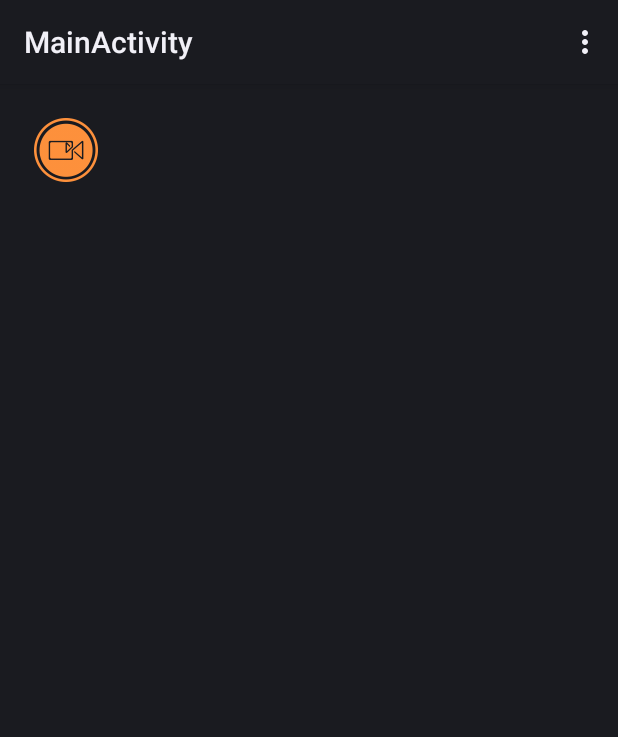
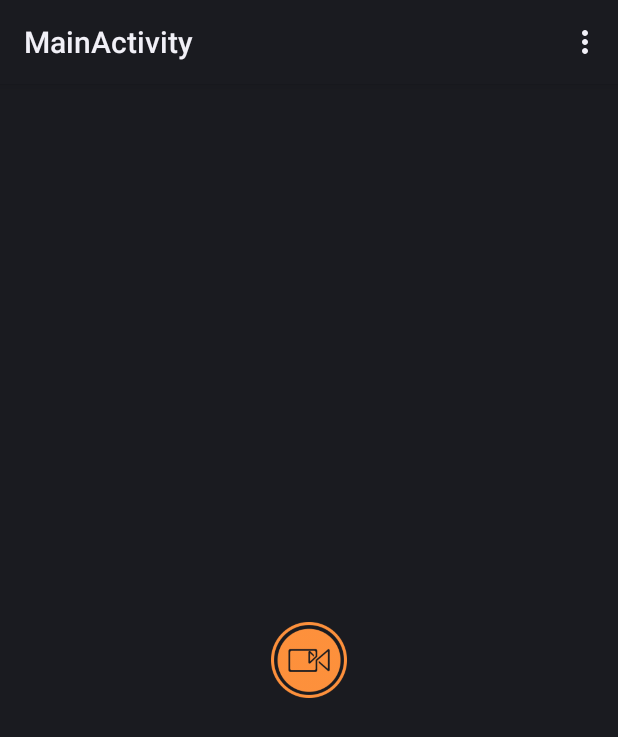
Before and after one commit to noproxy/CircularProgressView, an Android app: the screen it shows after launch (MainActivity), on a phone screen of 412 x 824 dp. Shown: the top 737 px of the screen. Run offline under Robolectric (Android 15) with nearby library versions, the phone set to English and light mode, and no system bars.

Commit message:
make it work

```diff
--- a/library/src/main/java/me/toxz/circularprogressview/library/Circle.java
+++ b/library/src/main/java/me/toxz/circularprogressview/library/Circle.java
@@ -2,10 +2,9 @@ package me.toxz.circularprogressview.library;
 
 import android.content.Context;
 import android.graphics.Canvas;
-import android.graphics.Color;
 import android.graphics.Paint;
 import android.graphics.RectF;
-import android.util.DisplayMetrics;
+import android.util.Log;
 import android.view.View;
 
 /**
@@ -13,8 +12,6 @@ import android.view.View;
  */
 class Circle extends View {
     private Paint mStrokePaint;
-    private RectF rect;
-    private int pix = 0;
     private float sweepAngle;
 
 
@@ -33,22 +30,7 @@ class Circle extends View {
         mStrokePaint.setStrokeWidth(mCircularProgressView.getStrokeSize());
         mStrokePaint.setStyle(Paint.Style.STROKE);
 
-        DisplayMetrics metrics = getContext().getResources().getDisplayMetrics();
-        int width = metrics.widthPixels;
-        int height = metrics.heightPixels;
-        float scarea = width * height;
-        pix = (int) Math.sqrt(scarea * 0.0217);
-
-        mStrokePaint.setAntiAlias(true);
-        mStrokePaint.setStyle(Paint.Style.STROKE);
-        mStrokePaint.setColor(Color.rgb(0, 161, 234));  //Edit this to change progress arc color.
-        mStrokePaint.setStrokeWidth(7);
-
-        float startx = (float) (pix * 0.05);
-        float endx = (float) (pix * 0.95);
-        float starty = (float) (pix * 0.05);
-        float endy = (float) (pix * 0.95);
-        rect = new RectF(startx, starty, endx, endy);
+        rect = new RectF();
 
     }
 
@@ -66,8 +48,11 @@ class Circle extends View {
 
     @Override
     protected void onMeasure(int widthMeasureSpec, int heightMeasureSpec) {
-        int desiredWidth = pix;
-        int desiredHeight = pix;
+        Log.i("Circle", "width: " + getWidth() + ", height: " + getHeight());
+        Log.i("Circle", "widthMeasureSpec: " + widthMeasureSpec + ", heightMeasureSpec: " + heightMeasureSpec);
+
+        int desiredWidth = 0;
+        int desiredHeight = 0;
         int widthMode = MeasureSpec.getMode(widthMeasureSpec);
         int widthSize = MeasureSpec.getSize(widthMeasureSpec);
         int heightMode = MeasureSpec.getMode(heightMeasureSpec);
@@ -95,12 +80,16 @@ class Circle extends View {
         }
 
 
-        setMeasuredDimension(width, height);
+        setMeasuredDimension(parentWidth, parentHeight);
     }
+
+    private RectF rect;
 
     @Override
     protected void onDraw(Canvas canvas) {
         super.onDraw(canvas);
+        rect.set(10, 10, parentWidth - 20, parentHeight - 20);
+
         canvas.drawArc(rect, -90, sweepAngle, false, mStrokePaint);
         if (sweepAngle < 360 && flag == 0) {
             invalidate();
@@ -114,4 +103,14 @@ class Circle extends View {
         }
     }
 
+    private int parentWidth = 0;
+    private int parentHeight = 0;
+
+    public void setParentHeight(int parentHeight) {
+        this.parentHeight = parentHeight;
+    }
+
+    public void setParentWidth(int parentWidth) {
+        this.parentWidth = parentWidth;
+    }
 }
--- a/library/src/main/java/me/toxz/circularprogressview/library/CircularProgressView.java
+++ b/library/src/main/java/me/toxz/circularprogressview/library/CircularProgressView.java
@@ -8,7 +8,7 @@ import android.graphics.Paint;
 import android.graphics.RectF;
 import android.graphics.drawable.Drawable;
 import android.util.AttributeSet;
-import android.util.DisplayMetrics;
+import android.util.Log;
 import android.view.View;
 import android.view.animation.*;
 import android.widget.FrameLayout;
@@ -18,7 +18,6 @@ import android.widget.ImageView;
  * Created by Carlos on 2015/4/15.
  */
 public class CircularProgressView extends FrameLayout {
-    public RectF rect;
     private int mStokeColor = R.color.default_stroke_color;
     private Circle mCircleView;
     private ImageView mFillView;
@@ -27,14 +26,12 @@ public class CircularProgressView extends FrameLayout {
     private Drawable mProgressDrawable = getResources().getDrawable(R.drawable.default_progress_drawable);
     private Drawable mEndDrawable = getResources().getDrawable(R.drawable.default_end_drawable);
     private Paint mFillPaint;
-    private int pix = 0;
     private ImageView mCenterImage;
     private AnimationSet in, out;
     private ScaleAnimation newScaleIn;
     private Status mStatus = Status.CREATING;
     private OnStatusListener mListener;
     private int mProgress = 0;
-    private boolean isFirstClick = true;
 
     public CircularProgressView(Context context) {
         super(context);
@@ -60,16 +57,15 @@ public class CircularProgressView extends FrameLayout {
     }
 
     private void init(AttributeSet attrs, int defStyle) {
-        setResource(attrs, defStyle);
-        setDrawable();
-        setPaint();
-        setAnimation();
-        setMetrics();
-        setView();
+        initResource(attrs, defStyle);
+        initDrawable();
+        initPaint();
+        initAnimation();
+        initView();
 
     }
 
-    private void setResource(AttributeSet attrs, int defStyle) {
+    private void initResource(AttributeSet attrs, int defStyle) {
         // Load attributes
         final TypedArray a = getContext().obtainStyledAttributes(
                 attrs, R.styleable.CircularProgressView, defStyle, 0);
@@ -98,7 +94,7 @@ public class CircularProgressView extends FrameLayout {
         a.recycle();
     }
 
-    private void setDrawable() {
+    private void initDrawable() {
         mCircleView = new Circle(getContext(), this);
         mCircleView.setClickable(false);
         mCenterImage = new ImageView(getContext());
@@ -115,14 +111,14 @@ public class CircularProgressView extends FrameLayout {
         });
     }
 
-    private void setPaint() {
+    private void initPaint() {
         // Set up Paint object
         mFillPaint = new Paint(Paint.ANTI_ALIAS_FLAG);
         mFillPaint.setColor(getResources().getColor(mStokeColor));
         mFillPaint.setStyle(Paint.Style.FILL_AND_STROKE);
     }
 
-    private void setAnimation() {
+    private void initAnimation() {
 
 
         ScaleAnimation scaleIn = new ScaleAnimation(0.0f, 1.0f, 0.0f, 1.0f, Animation.RELATIVE_TO_SELF, 0.5f, Animation.RELATIVE_TO_SELF, 0.5f);
@@ -159,6 +155,7 @@ public class CircularProgressView extends FrameLayout {
                 mCenterImage.setImageDrawable(mProgressDrawable);
                 mCenterImage.setVisibility(VISIBLE);
                 mCenterImage.startAnimation(in);
+                mCircleView.setVisibility(VISIBLE);
                 mStatus = Status.PROGRESS;
             }
 
@@ -190,40 +187,16 @@ public class CircularProgressView extends FrameLayout {
 
     }
 
-    private void setMetrics() {
-        DisplayMetrics metrics = getContext().getResources().getDisplayMetrics();
-        int width = metrics.widthPixels;
-        int height = metrics.heightPixels;
-        float scarea = width * height;
-        pix = (int) Math.sqrt(scarea * 0.0217);
-
-        float startX = (float) (pix * 0.05);
-        float endX = (float) (pix * 0.95);
-        float startY = (float) (pix * 0.05);
-        float endY = (float) (pix * 0.95);
-        rect = new RectF(startX, startY, endX, endY);
-    }
-
-    private void setView() {
+    private void initView() {
+        Log.i("CircularProgressView", "width: " + getWidth() + ", height: " + getHeight());
+        Log.i("CircularProgressView", "measureWidth: " + getMeasuredWidth() + ", measureHeight: " + getMeasuredHeight());
         FrameLayout.LayoutParams lp = new FrameLayout.LayoutParams(FrameLayout.LayoutParams.WRAP_CONTENT,
                 FrameLayout.LayoutParams.WRAP_CONTENT);
         lp.setMargins(10, 10, 10, 10);
 
-        Bitmap.Config conf = Bitmap.Config.ARGB_8888; // see other conf types
-        Bitmap bgCircleBitmap = Bitmap.createBitmap(pix, pix, conf);
-        Canvas bgCircleCanvas = new Canvas(bgCircleBitmap);
-        bgCircleCanvas.drawArc(rect, 0, 360, false, mFillPaint);
-        mFillView.setImageBitmap(bgCircleBitmap);
-
-
         mCenterImage.setImageDrawable(mStartDrawable);
         mStatus = Status.START;
-        mCircleView.setVisibility(INVISIBLE);
-        mFillView.setVisibility(INVISIBLE);
-
         this.addView(mCenterImage, lp);
-        this.addView(mFillView, lp);
-        this.addView(mCircleView, lp);
     }
 
 
@@ -253,9 +226,52 @@ public class CircularProgressView extends FrameLayout {
         }
     }
 
+    boolean isFirstDraw = true;
+
+    @Override
+    protected void onMeasure(int widthMeasureSpec, int heightMeasureSpec) {
+        super.onMeasure(widthMeasureSpec, heightMeasureSpec);
+
+    }
+
+    @Override
+    protected void dispatchDraw(Canvas canvas) {
+        Log.i("CircularProgressView", "width: " + getWidth() + ", height: " + getHeight());
+        Log.i("CircularProgressView", "measureWidth: " + getMeasuredWidth() + ", measureHeight: " + getMeasuredHeight());
+        if (isFirstDraw) {
+            FrameLayout.LayoutParams lp = new FrameLayout.LayoutParams(LayoutParams.WRAP_CONTENT, LayoutParams.WRAP_CONTENT);
+            lp.setMargins(10, 10, 10, 10);
+            int width = getWidth(), height = getHeight();
+            int r = Math.min(width, height);
+
+            Bitmap.Config conf = Bitmap.Config.ARGB_8888; // see other conf types
+            Bitmap bgCircleBitmap = Bitmap.createBitmap(r, r, conf);
+            Canvas bgCircleCanvas = new Canvas(bgCircleBitmap);
+
+            RectF rect0 = new RectF(0, 0, r, r);
+            bgCircleCanvas.drawArc(rect0, 0, 360, false, mFillPaint);
+            mFillView.setImageBitmap(bgCircleBitmap);
+
+            mCircleView.setVisibility(INVISIBLE);
+            mFillView.setVisibility(INVISIBLE);
+
+            mCircleView.setParentHeight(height);
+            mCircleView.setParentWidth(width);
+
+            this.addView(mFillView, 0, lp);
+            this.addView(mCircleView, lp);
+            isFirstDraw = false;
+        }
+        super.dispatchDraw(canvas);
+    }
+
     public void setProgress(int progress) {
         mProgress = progress;
         mCircleView.setProgress(progress);
+    }
+
+    public int getProgress() {
+        return mProgress;
     }
 
     void finalAnimation() {
--- a/library/src/main/res/values/colors.xml
+++ b/library/src/main/res/values/colors.xml
@@ -1,4 +1,4 @@
 <?xml version="1.0" encoding="utf-8"?>
 <resources>
-    <color name="default_stroke_color">#00ACEE</color>
+    <color name="default_stroke_color">#17d79e</color>
 </resources>
--- a/library/src/main/res/values/dimens.xml
+++ b/library/src/main/res/values/dimens.xml
@@ -1,4 +1,4 @@
 <?xml version="1.0" encoding="utf-8"?>
 <resources>
-    <dimen name="default_stroke_size">3px</dimen>
+    <dimen name="default_stroke_size">7px</dimen>
 </resources>
--- a/sample/src/main/java/me/toxz/circularprogressview/sample/MainActivity.java
+++ b/sample/src/main/java/me/toxz/circularprogressview/sample/MainActivity.java
@@ -27,7 +27,7 @@ public class MainActivity extends Activity {
                         runOnUiThread(new Runnable() {
                             @Override
                             public void run() {
-                                Toast.makeText(MainActivity.this, "Starting download", Toast.LENGTH_SHORT).show();
+                                Toast.makeText(MainActivity.this, "Starting recording", Toast.LENGTH_SHORT).show();
                             }
                         });
                         task.execute();
@@ -38,7 +38,7 @@ public class MainActivity extends Activity {
                         runOnUiThread(new Runnable() {
                             @Override
                             public void run() {
-                                Toast.makeText(MainActivity.this, "Download stopped", Toast.LENGTH_SHORT).show();
+                                Toast.makeText(MainActivity.this, "recording stopped", Toast.LENGTH_SHORT).show();
                             }
                         });
                         break;
@@ -46,7 +46,7 @@ public class MainActivity extends Activity {
                         runOnUiThread(new Runnable() {
                             @Override
                             public void run() {
-                                Toast.makeText(MainActivity.this, "Download complete", Toast.LENGTH_SHORT).show();
+                                Toast.makeText(MainActivity.this, "recording complete", Toast.LENGTH_SHORT).show();
                             }
                         });
                         break;
--- a/sample/src/main/res/layout/activity_main.xml
+++ b/sample/src/main/res/layout/activity_main.xml
@@ -1,5 +1,6 @@
 <RelativeLayout xmlns:android="http://schemas.android.com/apk/res/android"
                 xmlns:tools="http://schemas.android.com/tools"
+                xmlns:app="http://schemas.android.com/apk/res-auto"
                 android:layout_width="match_parent"
                 android:layout_height="match_parent"
                 android:paddingLeft="@dimen/activity_horizontal_margin"
@@ -11,7 +12,9 @@
 
     <me.toxz.circularprogressview.library.CircularProgressView
             android:id="@+id/circularProgressView"
-            android:layout_width="56dp"
-            android:layout_height="56dp">
+            android:layout_width="64dp"
+            android:layout_height="64dp"
+            android:layout_centerInParent="true"
+            >
     </me.toxz.circularprogressview.library.CircularProgressView>
 </RelativeLayout>
```
